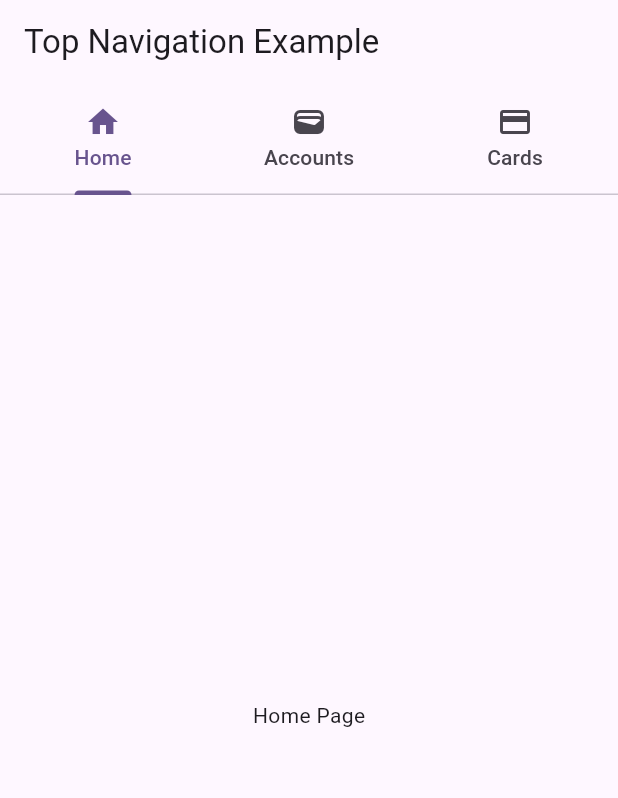
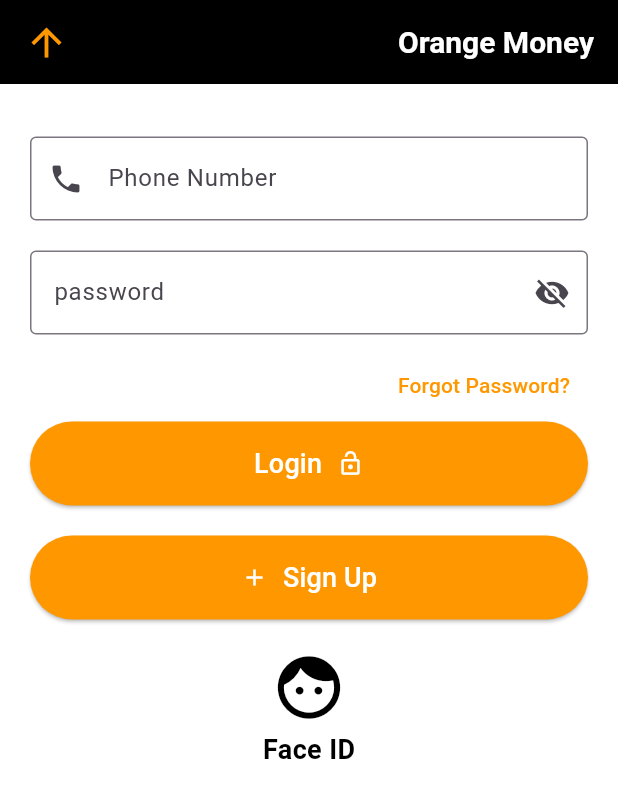
Before and after one commit to sanadsameh03/tasks, a Flutter app: the screen it shows after launch, on a phone screen of 412 x 824 dp. Shown: the top 798 px of the screen. Run offline on Flutter 3.47's test engine with Material 3 defaults, Android fonts, the phone set to English and light mode, and no system bars.

Commit message:
task8_9-02-2025_5:44

```diff
--- a/lib/main.dart
+++ b/lib/main.dart
@@ -1,6 +1,7 @@
 import 'package:flutter/material.dart';
 
 import 'tasks/task2.dart';
+import 'tasks/task5.dart';
 
 void main() {
   runApp(const MyApp());
@@ -18,7 +19,7 @@ class MyApp extends StatelessWidget {
         colorScheme: ColorScheme.fromSeed(seedColor: Colors.deepPurple),
         useMaterial3: true,
       ),
-      home: Task2(),
+      home: Task5(),
     );
   }
 }
--- /dev/null
+++ b/lib/tasks/task5.dart
@@ -0,0 +1,173 @@
+//import 'dart:math';
+
+//import 'package:flutter/cupertino.dart';
+import 'package:flutter/material.dart';
+
+import 'task6.dart';
+import 'task7.dart';
+
+//import 'home_scrren.dart';
+//import 'sign_up.dart';
+
+class Task5 extends StatefulWidget {
+  const Task5({super.key});
+
+  @override
+  State<Task5> createState() => _Task5();
+}
+
+class _Task5 extends State<Task5> {
+  @override
+  Widget build(BuildContext context) {
+    return Scaffold(
+        appBar: AppBar(
+          backgroundColor: Colors.black,
+          title: Row(
+            mainAxisAlignment: MainAxisAlignment.spaceBetween,
+            children: [
+              Icon(Icons.arrow_upward, size: 30, color: Colors.orange),
+              SizedBox(width: 6),
+              Text("Orange Money",
+                  style: TextStyle(
+                      fontSize: 20,
+                      fontWeight: FontWeight.bold,
+                      color: Colors.white)),
+            ],
+          ),
+        ),
+        backgroundColor: Colors.white,
+        body: Padding(
+          padding: EdgeInsets.all(20),
+          child: Column(
+            crossAxisAlignment: CrossAxisAlignment.center,
+            children: [
+              SizedBox(height: 15),
+              TextField(
+                decoration: InputDecoration(
+                  labelText: "Phone Number",
+                  border: OutlineInputBorder(),
+                  prefixIcon: Icon(Icons.phone),
+                  prefix: Text("+962"),
+                ),
+                keyboardType: TextInputType.phone,
+              ),
+              // SizedBox(height: 20),
+              // TextField(
+              //   decoration: InputDecoration(
+              //     labelText: "wallet Number string with 077,078, or 079",
+              //     border: OutlineInputBorder(),
+              //   ),
+              //   keyboardType: TextInputType.number,
+              // ),
+              SizedBox(height: 20),
+              TextField(
+                obscureText: true,
+                decoration: InputDecoration(
+                  labelText: "password",
+                  border: OutlineInputBorder(),
+                  suffixIcon: Icon(Icons.visibility_off),
+                  // suffix: Text("show"),
+                ),
+              ),
+              SizedBox(height: 10),
+              Align(
+                alignment: Alignment.centerRight,
+                child: TextButton(
+                  onPressed: () {
+                    // Navigator.push(
+                    //   context,
+                    //   MaterialPageRoute(builder: (context) => ForgotPassword()),
+                    // );
+                  },
+                  child: Text(
+                    "Forgot Password?",
+                    style: TextStyle(color: Colors.orange),
+                  ),
+                ),
+              ),
+              SizedBox(
+                width: double.infinity,
+                child: ElevatedButton(
+                    onPressed: () {
+                      Navigator.push(
+                        context,
+                        MaterialPageRoute(builder: (context) => Task7()),
+                      );
+                    },
+                    style: ElevatedButton.styleFrom(
+                      backgroundColor: Colors.orange,
+                      padding: EdgeInsets.symmetric(vertical: 15),
+                    ),
+                    child: Row(
+                      mainAxisAlignment: MainAxisAlignment.center,
+                      children: [
+                        Text(
+                          "Login",
+                          style: TextStyle(fontSize: 18, color: Colors.white),
+                        ),
+                        SizedBox(width: 10),
+                        Icon(Icons.lock_open, color: Colors.white),
+                      ],
+                    )),
+              ),
+              SizedBox(height: 20),
+              Row(
+                mainAxisAlignment: MainAxisAlignment.spaceEvenly,
+                children: [
+                  Expanded(
+                    child: ElevatedButton(
+                      onPressed: () async {
+                        showDialog(
+                          context: context,
+                          barrierDismissible: false,
+                          builder: (context) {
+                            return AlertDialog(
+                              content: Center(
+                                child: CircularProgressIndicator(),
+                              ),
+                            );
+                          },
+                        );
+                        await Future.delayed(Duration(milliseconds: 4));
+                        Navigator.pop(context);
+                        Navigator.push(
+                          context,
+                          MaterialPageRoute(builder: (context) => Task6()),
+                        );
+                      },
+                      style: ElevatedButton.styleFrom(
+                        backgroundColor: Colors.orange,
+                        padding: EdgeInsets.symmetric(vertical: 15),
+                      ),
+                      child: Row(
+                        mainAxisAlignment: MainAxisAlignment.center,
+                        children: [
+                          Icon(Icons.add, color: Colors.white),
+                          SizedBox(width: 10),
+                          Text(
+                            "Sign Up",
+                            style: TextStyle(fontSize: 18, color: Colors.white),
+                          ),
+                        ],
+                      ),
+                    ),
+                  ),
+                ],
+              ),
+              SizedBox(height: 20),
+              Column(
+                children: [
+                  Icon(Icons.face, size: 50, color: Colors.black),
+                  SizedBox(height: 4),
+                  Text("Face ID",
+                      style: TextStyle(
+                          fontSize: 18,
+                          fontWeight: FontWeight.bold,
+                          color: Colors.black)),
+                ],
+              )
+            ],
+          ),
+        ));
+  }
+}
--- a/pubspec.yaml
+++ b/pubspec.yaml
@@ -34,6 +34,7 @@ dependencies:
   # The following adds the Cupertino Icons font to your application.
   # Use with the CupertinoIcons class for iOS style icons.
   cupertino_icons: ^1.0.8
+  http: ^1.3.0
 
 dev_dependencies:
   flutter_test:
```
Also changed, not shown: lib/tasks/task6.dart (added, +84 -0 lines), lib/tasks/task7.dart (added, +72 -0 lines), lib/tasks/task8.dart (added, +66 -0 lines), lib/views/home_view.dart (added, +14 -0 lines), lib/views/login_view.dart (added, +18 -0 lines), lib/views/onboarding_view.dart (added, +15 -0 lines), lib/views/singnup_view.dart (added, +15 -0 lines), pubspec.lock.
